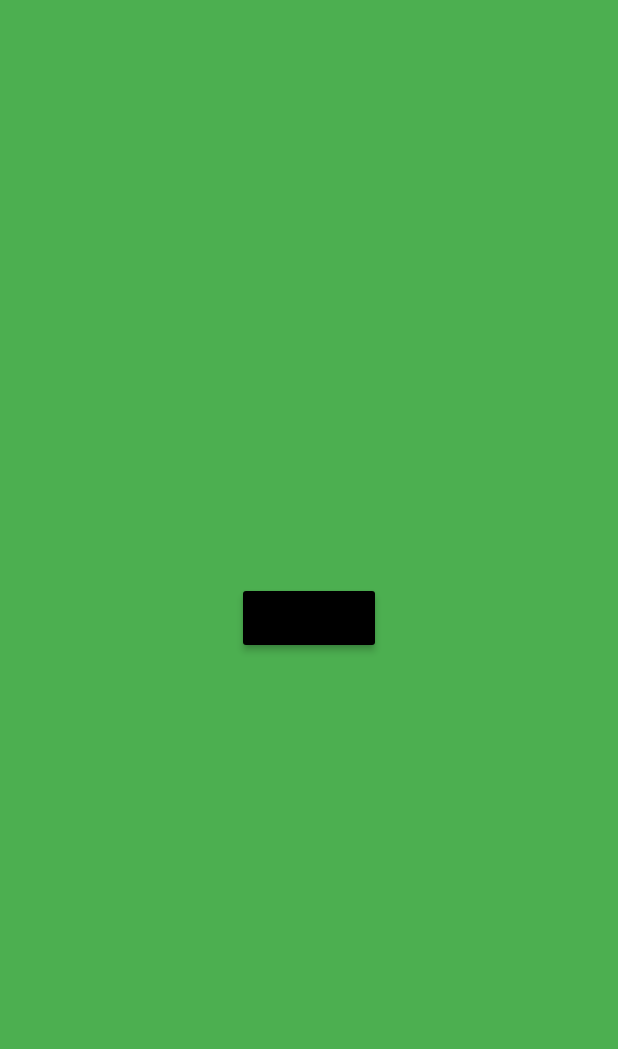
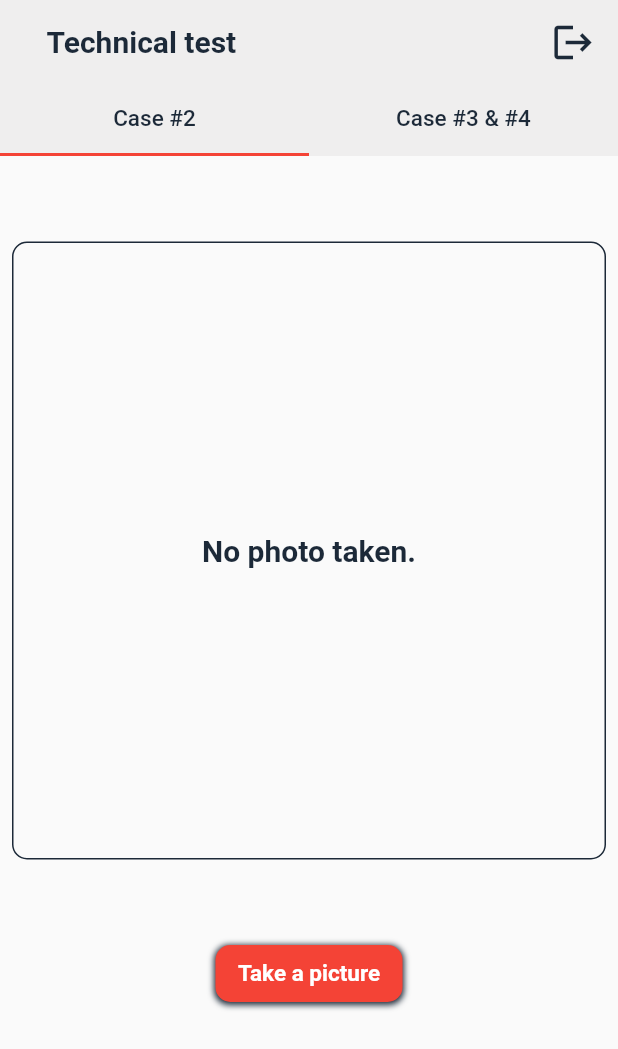
Before and after one commit to camilo1498/technical_test, a Flutter app: the screen it shows once a user with an empty profile is signed in, on a phone screen of 412 x 824 dp. Shown: the top 1049 px of the screen. Run offline on Flutter 3.47's test engine with Material 2 defaults, Android fonts, the phone set to English and light mode, and no system bars; our stand-ins replace firebase_auth, firebase_core, image_gallery_saver, image_picker, permission_handler, photo_view; missing offline and left inert: just_the_tooltip; accounts and stored records are empty; statements that could not run were skipped.

Commit message:
1) add image take picture from camera 2) add delete taken image 3) add save taken image to gallery

```diff
--- a/lib/main.dart
+++ b/lib/main.dart
@@ -2,6 +2,7 @@ import 'package:firebase_auth/firebase_auth.dart';
 import 'package:firebase_core/firebase_core.dart';
 import 'package:flutter/material.dart';
 import 'package:flutter/services.dart';
+import 'package:permission_handler/permission_handler.dart';
 import 'package:technical_test/src/presentation/pages/login/sign_in_page.dart';
 import 'package:technical_test/src/presentation/pages/user_tap_layout/user_layout.dart';
 
@@ -47,6 +48,25 @@ class _RootPage extends StatefulWidget {
 }
 
 class _RootPageState extends State<_RootPage> {
+
+  @override
+  void initState() {
+    _getPermission();
+    super.initState();
+  }
+
+  _getPermission() async{
+    var _permissionStatus = [
+      await Permission.camera.request(),
+      await Permission.storage.request()
+    ];
+    if(_permissionStatus[0].isGranted && _permissionStatus[1].isGranted){
+      debugPrint('camera permission granted');
+    } else if(await Permission.speech.isPermanentlyDenied){
+      openAppSettings();
+    }
+  }
+
   @override
   Widget build(BuildContext context) {
     return StreamBuilder<User?>(
--- a/lib/src/presentation/pages/login/sign_in_page.dart
+++ b/lib/src/presentation/pages/login/sign_in_page.dart
@@ -20,7 +20,7 @@ class SignInPage extends StatefulWidget {
 }
 
 class _SignInPageState extends State<SignInPage> {
-  /// form key
+  /// Scaffold key
   final GlobalKey _scaffoldKey = GlobalKey();
   /// controllers
   final TextEditingController _emailController = TextEditingController();
@@ -214,9 +214,11 @@ class _SignInPageState extends State<SignInPage> {
                 message: error.message!);
           }
       ).whenComplete(() {
-        setState(() {
-          _loading = !_loading;
-        });
+        if(mounted){
+          setState(() {
+            _loading = !_loading;
+          });
+        }
       });
     }
   }
--- /dev/null
+++ b/lib/src/presentation/pages/user_tap_layout/sub_pages/case_2.dart
@@ -0,0 +1,205 @@
+import 'dart:io';
+import 'dart:typed_data';
+
+import 'package:flutter/material.dart';
+import 'package:flutter/services.dart';
+import 'package:image_gallery_saver/image_gallery_saver.dart';
+import 'package:image_picker/image_picker.dart';
+import 'package:photo_view/photo_view.dart';
+import 'package:technical_test/src/core/utils/extensions/hex_color.dart';
+import 'package:technical_test/src/presentation/widgets/alert_sheets/snackbar.dart';
+import 'package:technical_test/src/presentation/widgets/animations/animated_onTap_button.dart';
+
+class Case2 extends StatefulWidget {
+  const Case2({Key? key}) : super(key: key);
+
+  @override
+  _Case2State createState() => _Case2State();
+}
+
+class _Case2State extends State<Case2> {
+  /// Scaffold key
+  final GlobalKey _scaffoldKey = GlobalKey();
+  /// mediaQuery
+  final _size = MediaQueryData.fromWindow(WidgetsBinding.instance!.window);
+  /// file object
+  File? _cameraImage;
+  /// take picture
+  Future _pickFromCamera() async{
+    try{
+      final _image = await ImagePicker().pickImage(source: ImageSource.camera);
+
+      if(_image != null){
+        setState(() {
+          _cameraImage = File(_image.path);
+        });
+      }
+    } on PlatformException catch(e){
+      debugPrint('There was an error while taking the picture: ${e.message}');
+    }
+  }
+  @override
+  Widget build(BuildContext context) {
+    return Scaffold(
+      key: _scaffoldKey,
+      body: SingleChildScrollView(
+        scrollDirection: Axis.vertical,
+        child: SizedBox(
+          height: _size.size.height,
+          width: _size.size.width,
+          child: Column(
+            crossAxisAlignment: CrossAxisAlignment.center,
+            mainAxisAlignment: MainAxisAlignment.center,
+            mainAxisSize: MainAxisSize.max,
+            children: [
+              const Spacer(),
+              Padding(
+                padding: const EdgeInsets.all(8.0),
+                child: Container(
+                  height: _size.size.width,
+                  width: _size.size.width,
+                  decoration: BoxDecoration(
+                      border: Border.all(
+                          color: HexColor.fromHex('#1C2938')
+                      ),
+                      borderRadius: BorderRadius.circular(10)
+                  ),
+                  child: _cameraImage != null ? Stack(
+                    children: [
+                      ClipRRect(
+                        borderRadius: BorderRadius.circular(10),
+                        child: PhotoView.customChild(
+                          minScale: 1.0,
+                          child: Image(
+                            image: FileImage(_cameraImage!),
+                            fit: BoxFit.cover,
+                          ),
+                        ),
+                      ),
+                      Padding(
+                        padding: const EdgeInsets.all(8.0),
+                        child: Align(
+                          alignment: Alignment.bottomRight,
+                          child: AnimatedOnTapButton(
+                            onTap: (){
+                              setState(() {
+                                _cameraImage = null;
+                              });
+                            },
+                            child: Container(
+                              padding: const EdgeInsets.all(5),
+                              decoration: BoxDecoration(
+                                color: HexColor.fromHex('#EFEEEE'),
+                                shape: BoxShape.circle,
+                              ),
+                              child: Icon(
+                                  Icons.delete_outline,
+                                  color: HexColor.fromHex('#1C2938')
+                              ),
+                            ),
+                          ),
+                        ),
+                      )
+                    ],
+                  ) : Center(
+                    child: Text(
+                      'No photo taken.',
+                      style: TextStyle(
+                          color: HexColor.fromHex('#1C2938'),
+                          fontSize: 20,
+                          fontWeight: FontWeight.bold
+                      ),
+                    ),
+                  ),
+                ),
+              ),
+              const Spacer(),
+              AnimatedOnTapButton(
+                onTap: () => _pickFromCamera(),
+                child: Container(
+                  decoration: BoxDecoration(
+                      color: Colors.red,
+                      borderRadius: BorderRadius.circular(10),
+                      boxShadow: [
+                        BoxShadow(
+                            color: HexColor.fromHex('#1C2938'),
+                            blurRadius: 3,
+                            spreadRadius: 0.5,
+                            offset: const Offset(0,1)
+                        )
+                      ]
+                  ),
+                  child: const Padding(
+                    padding: EdgeInsets.symmetric(horizontal: 15,vertical: 10),
+                    child: Text(
+                      'Take a picture',
+                      style: TextStyle(
+                          color: Colors.white,
+                          fontWeight: FontWeight.w600,
+                          fontSize: 15
+                      ),
+                    ),
+                  ),
+                ),
+              ),
+              const SizedBox(height: 15,),
+              if(_cameraImage != null)
+                AnimatedOnTapButton(
+                  onTap: () async{
+                    final _res = await ImageGallerySaver.saveImage(
+                        _cameraImage!.readAsBytesSync(),
+                        quality: 100,
+                        name: DateTime.now().toString()
+                    );
+                    if(_res != null){
+                      snackBar(
+                          scaffoldGlobalKey: _scaffoldKey,
+                          message: "Photo saved in gallery.",
+                          color: HexColor.fromHex('#1C2938'),
+                          labelText: 'close',
+                          textColor: HexColor.fromHex('#EFEEEE')
+                      );
+                    } else{
+                      snackBar(
+                          scaffoldGlobalKey: _scaffoldKey,
+                          message: "There was wrong while saving image.",
+                          color: HexColor.fromHex('#1C2938'),
+                          labelText: 'close',
+                          textColor: HexColor.fromHex('#EFEEEE')
+                      );
+                    }
+                  },
+                  child: Container(
+                    decoration: BoxDecoration(
+                        color: Colors.red,
+                        borderRadius: BorderRadius.circular(10),
+                        boxShadow: [
+                          BoxShadow(
+                              color: HexColor.fromHex('#1C2938'),
+                              blurRadius: 3,
+                              spreadRadius: 0.5,
+                              offset: const Offset(0,1)
+                          )
+                        ]
+                    ),
+                    child: const Padding(
+                      padding: EdgeInsets.symmetric(horizontal: 15,vertical: 10),
+                      child: Text(
+                        'Save in gallery',
+                        style: TextStyle(
+                            color: Colors.white,
+                            fontWeight: FontWeight.w600,
+                            fontSize: 15
+                        ),
+                      ),
+                    ),
+                  ),
+                ),
+              const Spacer(flex: 5,)
+            ],
+          ),
+        ),
+      ),
+    );
+  }
+}
--- /dev/null
+++ b/lib/src/presentation/pages/user_tap_layout/sub_pages/case_3.dart
@@ -0,0 +1,15 @@
+import 'package:flutter/material.dart';
+
+class Case3 extends StatefulWidget {
+  const Case3({Key? key}) : super(key: key);
+
+  @override
+  _Case3State createState() => _Case3State();
+}
+
+class _Case3State extends State<Case3> {
+  @override
+  Widget build(BuildContext context) {
+    return Container();
+  }
+}
--- a/lib/src/presentation/pages/user_tap_layout/user_layout.dart
+++ b/lib/src/presentation/pages/user_tap_layout/user_layout.dart
@@ -1,5 +1,8 @@
 import 'package:flutter/material.dart';
+import 'package:technical_test/src/core/utils/extensions/hex_color.dart';
 import 'package:technical_test/src/data/sources/firebase_authentication.dart';
+import 'package:technical_test/src/presentation/pages/user_tap_layout/sub_pages/case_2.dart';
+import 'package:technical_test/src/presentation/widgets/animations/animated_onTap_button.dart';
 
 class UserLayout extends StatefulWidget {
   const UserLayout({Key? key}) : super(key: key);
@@ -8,20 +11,80 @@ class UserLayout extends StatefulWidget {
   _UserLayoutState createState() => _UserLayoutState();
 }
 
-class _UserLayoutState extends State<UserLayout> {
+class _UserLayoutState extends State<UserLayout> with SingleTickerProviderStateMixin{
   /// instance of firebase authentication
   final FirebaseAuthentication _authentication = FirebaseAuthentication();
+  /// controller
+  late TabController _tabBarController;
+
+  @override
+  void initState() {
+    _tabBarController = TabController(length: 2, vsync: this);
+    super.initState();
+  }
   @override
   Widget build(BuildContext context) {
-    return Container(
-      color: Colors.green,
-      child: Center(
-        child: MaterialButton(
-          color: Colors.black,
-          onPressed: (){
-            _authentication.signOut();
-          },
+    return Scaffold(
+      backgroundColor: HexColor.fromHex('#EFEEEE'),
+      appBar: AppBar(
+        backgroundColor: Colors.transparent,
+        elevation: 0,
+        title: Padding(
+          padding: const EdgeInsets.symmetric(horizontal: 15),
+          child: Text(
+            'Technical test',
+            style: TextStyle(
+              color: HexColor.fromHex('#1C2938'),
+              fontWeight: FontWeight.w600
+            ),
+          ),
         ),
+        actions: [
+          Padding(
+            padding: const EdgeInsets.symmetric(horizontal: 15),
+            child: AnimatedOnTapButton(
+              onTap: (){
+                _authentication.signOut();
+              },
+              child: Icon(
+                Icons.logout,
+                color: HexColor.fromHex('#1C2938'),
+                size: 30,
+              ),
+            ),
+          )
+        ],
+        bottom: TabBar(
+          controller: _tabBarController,
+          indicatorColor: Colors.red,
+          tabs: <Widget>[
+            Tab(
+              child: Text(
+                'Case #2',
+                style: TextStyle(
+                  color: HexColor.fromHex('#1C2938'),
+                  fontSize: 15
+                ),
+              ),
+            ),
+            Tab(
+              child: Text(
+                'Case #3 & #4',
+                style: TextStyle(
+                    color: HexColor.fromHex('#1C2938'),
+                    fontSize: 15
+                ),
+              ),
+            )
+          ],
+        ),
+      ),
+      body: TabBarView(
+        controller: _tabBarController,
+        children: <Widget>[
+          const Case2(),
+          Container(color: Colors.orange,),
+        ],
       ),
     );
   }
--- a/lib/src/presentation/widgets/alert_sheets/error_dialog.dart
+++ b/lib/src/presentation/widgets/alert_sheets/error_dialog.dart
@@ -49,20 +49,20 @@ Future<bool> exitDialog({required context, required String message, required Str
                 style: const TextStyle(
                     fontSize: 15,
                     fontWeight: FontWeight.w400,
-                    color: Colors.white38,
+                    color: Colors.white54,
                     letterSpacing: 0.1),
                 textAlign: TextAlign.center,
               ),
               const SizedBox(
                 height: 40,
               ),
-              ///cancel
+              /// close
               AnimatedOnTapButton(
                 onTap: () {
                   Navigator.of(context).pop(false);
                 },
                 child: const Text(
-                  'Cancel',
+                  'Close',
                   style: TextStyle(
                       fontSize: 16,
                       color: Colors.white,
```
Also changed, not shown: pubspec.yaml (+11 -0 lines), pubspec.lock, 3 other files.
